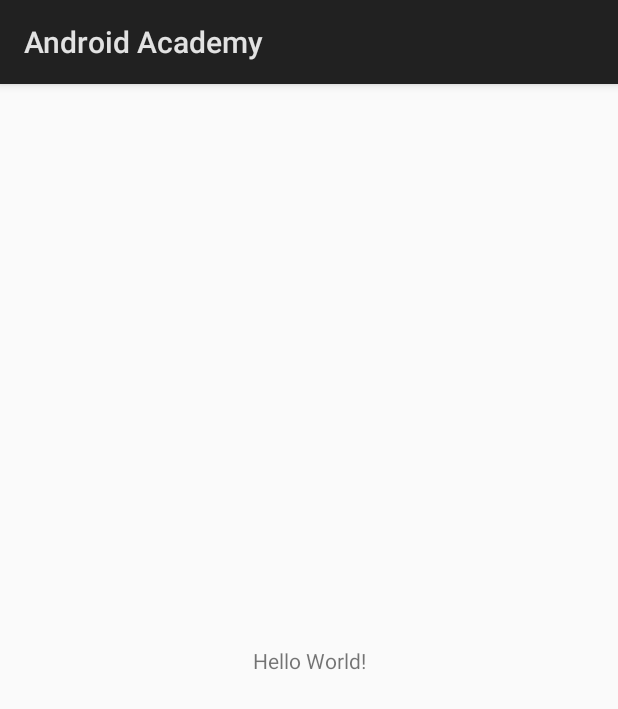
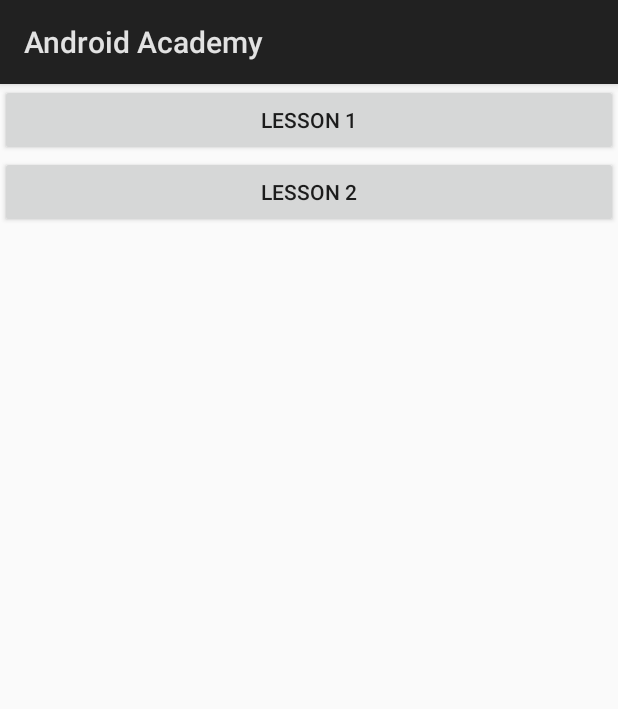
Before and after one commit to yxsoong/IS3261-Project, an Android app: the screen it shows after launch (MainActivity), on a phone screen of 412 x 824 dp. Shown: the top 709 px of the screen. Run offline under Robolectric (Android 15) with nearby library versions, the phone set to English and light mode, and no system bars.

Commit message:
changes
abc

```diff
--- a/AndroidAcademy/app/src/main/res/layout/activity_main.xml
+++ b/AndroidAcademy/app/src/main/res/layout/activity_main.xml
@@ -1,19 +1,23 @@
 <?xml version="1.0" encoding="utf-8"?>
-<android.support.constraint.ConstraintLayout
+<LinearLayout
     xmlns:android="http://schemas.android.com/apk/res/android"
     xmlns:tools="http://schemas.android.com/tools"
     xmlns:app="http://schemas.android.com/apk/res-auto"
     android:layout_width="match_parent"
     android:layout_height="match_parent"
+    android:orientation="vertical"
     tools:context="com.yxsoong.project.androidacademy.MainActivity">
 
-    <TextView
-        android:layout_width="wrap_content"
+
+    <Button
+        android:id="@+id/button"
+        android:layout_width="match_parent"
         android:layout_height="wrap_content"
-        android:text="Hello World!"
-        app:layout_constraintBottom_toBottomOf="parent"
-        app:layout_constraintLeft_toLeftOf="parent"
-        app:layout_constraintRight_toRightOf="parent"
-        app:layout_constraintTop_toTopOf="parent" />
+        android:text="@string/Lesson1" />
 
-</android.support.constraint.ConstraintLayout>
+    <Button
+        android:id="@+id/button2"
+        android:layout_width="match_parent"
+        android:layout_height="wrap_content"
+        android:text="@string/Lesson2" />
+</LinearLayout>
--- a/AndroidAcademy/app/src/main/res/values/strings.xml
+++ b/AndroidAcademy/app/src/main/res/values/strings.xml
@@ -1,3 +1,5 @@
 <resources>
     <string name="app_name">Android Academy</string>
+    <string name="Lesson1">Lesson 1</string>
+    <string name="Lesson2">Lesson 2</string>
 </resources>
```
Also changed, not shown: 89 other files.
